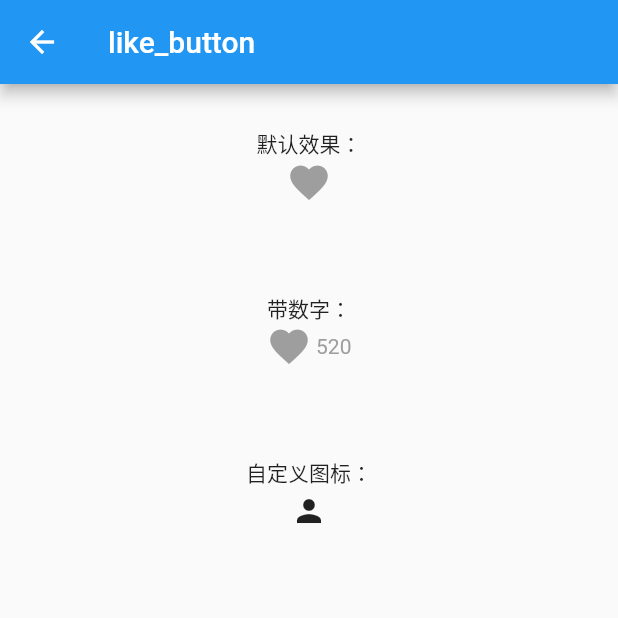
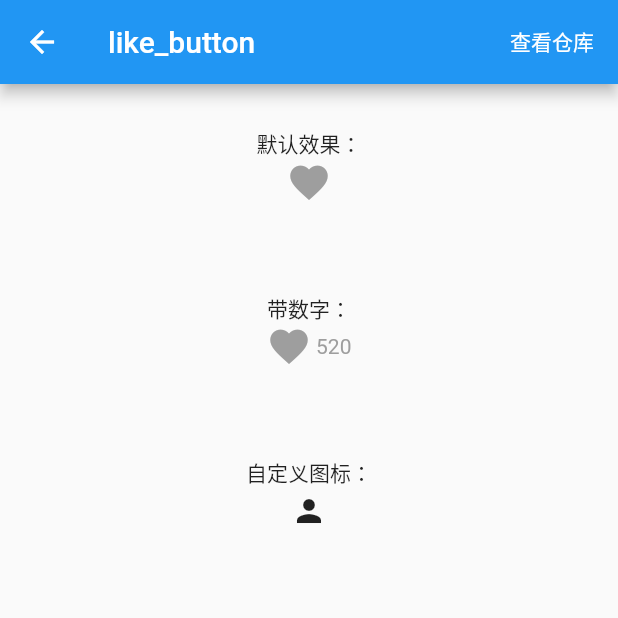
Before and after one commit to 826327700/flutter_plugins_demo, a Flutter app: the LikeButtonDemo screen opened by its route, on a phone screen of 412 x 824 dp, the top half of it. Run offline on Flutter 3.47's test engine with Material 2 defaults, Android fonts, the phone set to English and light mode, and no system bars; drawn by our look-alikes of like_button; our stand-ins replace flutter_staggered_animations; missing offline and left inert: flutter_webview_plugin.

Commit message:
新增仓库地址预览

```diff
--- a/lib/plugins/flutter_staggered_animations/demo.dart
+++ b/lib/plugins/flutter_staggered_animations/demo.dart
@@ -1,4 +1,5 @@
 import 'package:flutter/material.dart';
+import 'package:flutter_plugins_demo/utils/common.dart';
 import './listview-demo.dart';
 import './gridview-demo.dart';
 import './column-demo.dart';
@@ -38,6 +39,9 @@ class _DemoState extends State<Flutter_staggered_animations> {
 		return Scaffold(
 			appBar: AppBar(
 				title: Text('flutter_staggered_animations'),
+				actions: <Widget>[
+					GoWeb(pluginName: 'flutter_staggered_animations')
+				],
 			),
 			body: ListView.separated(
 				itemCount: demos.length,
--- a/lib/plugins/like_button/demo.dart
+++ b/lib/plugins/like_button/demo.dart
@@ -1,5 +1,6 @@
 import 'package:flutter/material.dart';
 import 'package:like_button/like_button.dart';
+import 'package:flutter_plugins_demo/utils/common.dart';
 
 class LikeButtonDemo extends StatefulWidget {
 	LikeButtonDemo({Key key}) : super(key: key);
@@ -14,6 +15,9 @@ class _LikeButtonDemoState extends State<LikeButtonDemo> {
 		return Scaffold(
 			appBar: AppBar(
 				title: Text("like_button"),
+				actions: <Widget>[
+					GoWeb(pluginName: 'like_button')
+				],
 			),
 			body: Column(
 				mainAxisAlignment: MainAxisAlignment.spaceAround,
--- /dev/null
+++ b/lib/utils/common.dart
@@ -0,0 +1,26 @@
+import 'package:flutter/material.dart';
+import 'package:flutter_plugins_demo/web.dart';
+import 'package:flutter_plugins_demo/config/plugins-list.dart';
+
+class GoWeb extends StatelessWidget {
+	final String pluginName;
+	const GoWeb({Key key,@required this.pluginName}) : super(key: key);
+
+
+
+	@override
+	Widget build(BuildContext context) {
+		Map plugin=plugins.firstWhere((element){
+			return element['plugin_name']==pluginName;
+		});
+
+		return FlatButton(
+			child: Text("查看仓库",style: TextStyle(color: Colors.white)),
+			onPressed: (){
+				Navigator.of(context).push(MaterialPageRoute(builder: (context){
+					return WebBrowser(title: pluginName,url: plugin['pub_url'],);
+				}));
+			},
+		);
+	}
+}
--- a/pubspec.yaml
+++ b/pubspec.yaml
@@ -23,6 +23,7 @@ dependencies:
   # The following adds the Cupertino Icons font to your application.
   # Use with the CupertinoIcons class for iOS style icons.
   cupertino_icons: ^0.1.2
+  flutter_webview_plugin: ^0.3.8
   flutter_staggered_animations: "^0.1.2"
   like_button: ^0.1.9
 
```
Also changed, not shown: lib/web.dart (added, +18 -0 lines), pubspec.lock, 6 other files.
